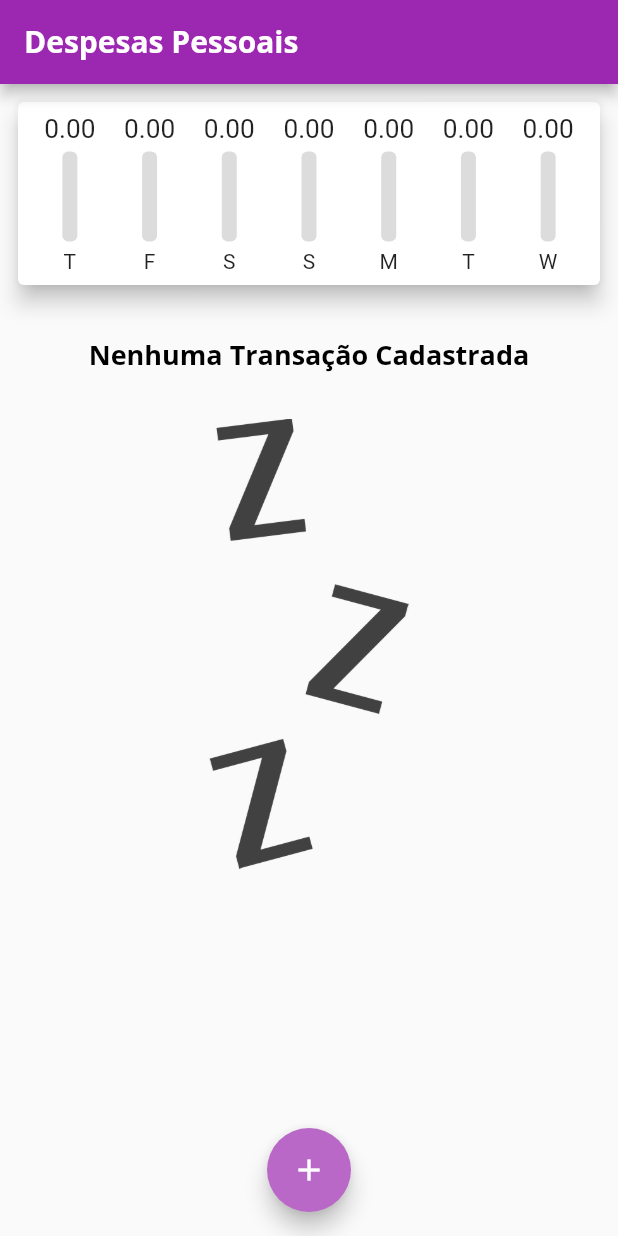
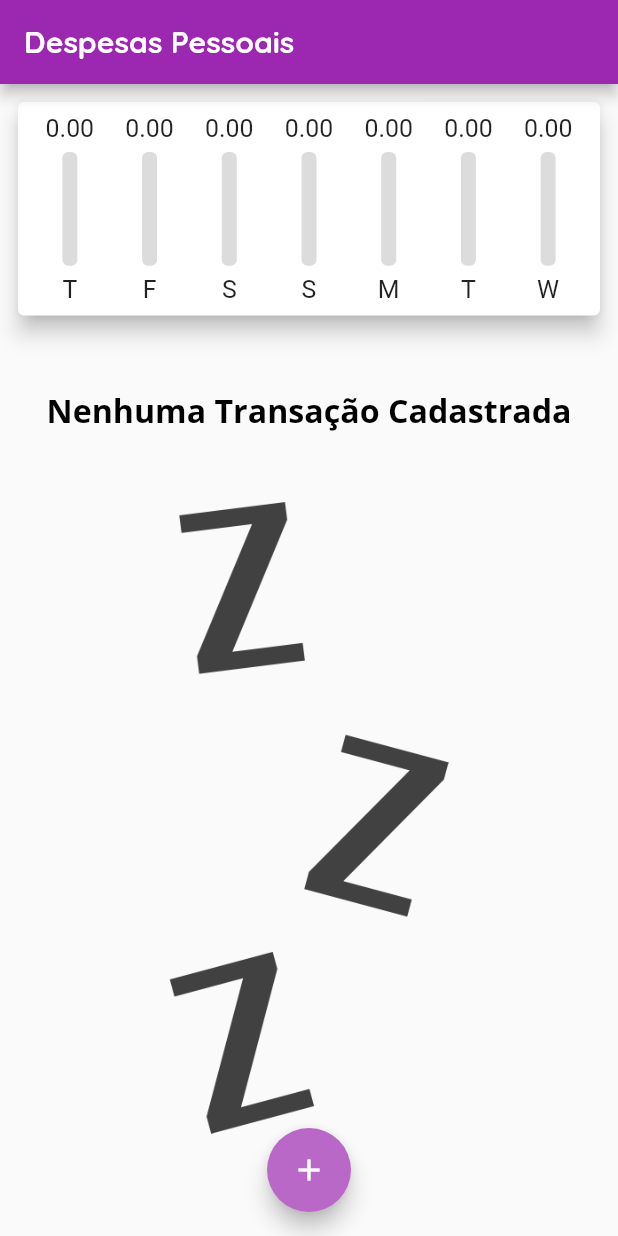
Before and after one commit to andrem4rks/flutter-study-cases, a Flutter app: the screen it shows after launch, on a phone screen of 412 x 824 dp. Run offline on Flutter 3.47's test engine with Material 2 defaults, Android fonts, the phone set to English and light mode, and no system bars.

Commit message:
transfer commit

```diff
--- a/expenses/lib/components/chart_bar.dart
+++ b/expenses/lib/components/chart_bar.dart
@@ -14,17 +14,19 @@ class ChartBar extends StatelessWidget {
 
   @override
   Widget build(BuildContext context) {
+    return LayoutBuilder(
+      builder: (ctx, constraints) {
         return Column(
           children: [
             SizedBox(
-          height: 20,
+              height: constraints.maxHeight * 0.15,
               child: FittedBox(
                 child: Text(value.toStringAsFixed(2)),
               ),
             ),
-        const SizedBox(height: 5),
+            SizedBox(height: constraints.maxHeight * 0.05),
             SizedBox(
-          height: 60,
+              height: constraints.maxHeight * 0.6,
               width: 10,
               child: Stack(
                 alignment: Alignment.bottomCenter,
@@ -48,9 +50,16 @@ class ChartBar extends StatelessWidget {
                 ],
               ),
             ),
-        const SizedBox(height: 5),
-        Text(label),
+            SizedBox(height: constraints.maxHeight * 0.05),
+            SizedBox(
+              height: constraints.maxHeight * 0.15,
+              child: FittedBox(
+                child: Text(label),
+              ),
+            ),
           ],
+        );
+      },
     );
   }
 }
--- a/expenses/lib/components/transaction_form.dart
+++ b/expenses/lib/components/transaction_form.dart
@@ -51,7 +51,8 @@ class _TransactionFormState extends State<TransactionForm> {
 
   @override
   Widget build(BuildContext context) {
-    return Card(
+    return SingleChildScrollView(
+      child: Card(
         elevation: 5,
         child: Padding(
           padding: const EdgeInsets.all(8.0),
@@ -126,6 +127,7 @@ class _TransactionFormState extends State<TransactionForm> {
             ],
           ),
         ),
+      ),
     );
   }
 }
--- a/expenses/lib/components/transaction_list.dart
+++ b/expenses/lib/components/transaction_list.dart
@@ -10,27 +10,33 @@ class TransactionList extends StatelessWidget {
 
   @override
   Widget build(BuildContext context) {
-    return SizedBox(
-      height: MediaQuery.of(context).size.height - 200,
-      child: transactions.isEmpty
-          ? Column(
+    return transactions.isEmpty
+        ? LayoutBuilder(builder: (ctx, constraints) {
+            return Column(
               children: [
-                Container(
-                  margin: const EdgeInsets.fromLTRB(0, 30, 0, 30),
+                SizedBox(
+                  height: constraints.maxHeight * 0.2,
+                  width: 350,
+                  child: FittedBox(
                     child: Text(
                       'Nenhuma Transação Cadastrada',
                       style: Theme.of(context).textTheme.titleLarge,
                     ),
                   ),
+                ),
                 SizedBox(
-                  height: 300,
+                  height: constraints.maxHeight * 0.7,
                   child: Image.asset(
                     'assets/images/waiting.png',
-                    fit: BoxFit.cover,
+                    fit: BoxFit.fitHeight,
                   ),
                 ),
+                SizedBox(
+                  height: constraints.maxHeight * 0.1,
+                )
               ],
-            )
+            );
+          })
         : ListView.builder(
             itemCount: transactions.length,
             itemBuilder: (context, index) {
@@ -73,7 +79,6 @@ class TransactionList extends StatelessWidget {
                 ),
               );
             },
-            ),
           );
   }
 }
--- a/expenses/lib/main.dart
+++ b/expenses/lib/main.dart
@@ -33,10 +33,10 @@
             color: Colors.black,
           ),
         ),
-        appBarTheme: const AppBarTheme(
+        appBarTheme: AppBarTheme(
           titleTextStyle: TextStyle(
             fontFamily: 'Quicksand',
-            fontSize: 20,
+            fontSize: 20 * MediaQuery.of(context).textScaleFactor,
             fontWeight: FontWeight.bold,
             color: Colors.white,
           ),
@@ -55,6 +55,7 @@
 
 class _MyHomePageState extends State<MyHomePage> {
   final List<Transaction> _transactions = [];
+  bool _showChart = false;
 
   _addTransaction(String title, double value, DateTime date) {
     final newTransaction = Transaction(
@@ -94,23 +95,60 @@
 
   @override
   Widget build(BuildContext context) {
-    return Scaffold(
-      appBar: AppBar(
+    bool isLandscape =
+        MediaQuery.of(context).orientation == Orientation.landscape;
+
+    final appBar = AppBar(
       title: const Text(
         'Despesas Pessoais',
-          style: TextStyle(
-            fontFamily: 'OpenSans',
+      ),
+      actions: [
+        if (isLandscape)
+          Padding(
+            padding: const EdgeInsets.only(right: 10),
+            child: IconButton(
+              onPressed: () {
+                setState(() {
+                  _showChart = !_showChart;
+                });
+              },
+              icon: Icon(
+                _showChart ? Icons.list : Icons.show_chart,
               ),
             ),
           ),
+      ],
+    );
+
+    final availableHeight = MediaQuery.of(context).size.height -
+        appBar.preferredSize.height -
+        MediaQuery.of(context).padding.top -
+        16; // Tamanho do Padding total
+
+    return Scaffold(
+      appBar: appBar,
       body: SingleChildScrollView(
+        child: Center(
+          child: Container(
+            width: 768,
+            alignment: Alignment.topCenter,
             child: Padding(
               padding: const EdgeInsets.all(8.0),
               child: Column(
                 children: [
-              Chart(_recentTransactions),
-              TransactionList(_transactions, _removeTransaction),
+                  if (_showChart || !isLandscape)
+                    SizedBox(
+                      height: availableHeight * (isLandscape ? 0.5 : 0.20),
+                      child: Chart(_recentTransactions),
+                    ),
+                  if (!_showChart)
+                    SizedBox(
+                      height: availableHeight * 0.8,
+                      child: TransactionList(_transactions, _removeTransaction),
+                    ),
                 ],
+              ),
+            ),
           ),
         ),
       ),
```
Lines whose indentation alone changed are shown as unchanged.
